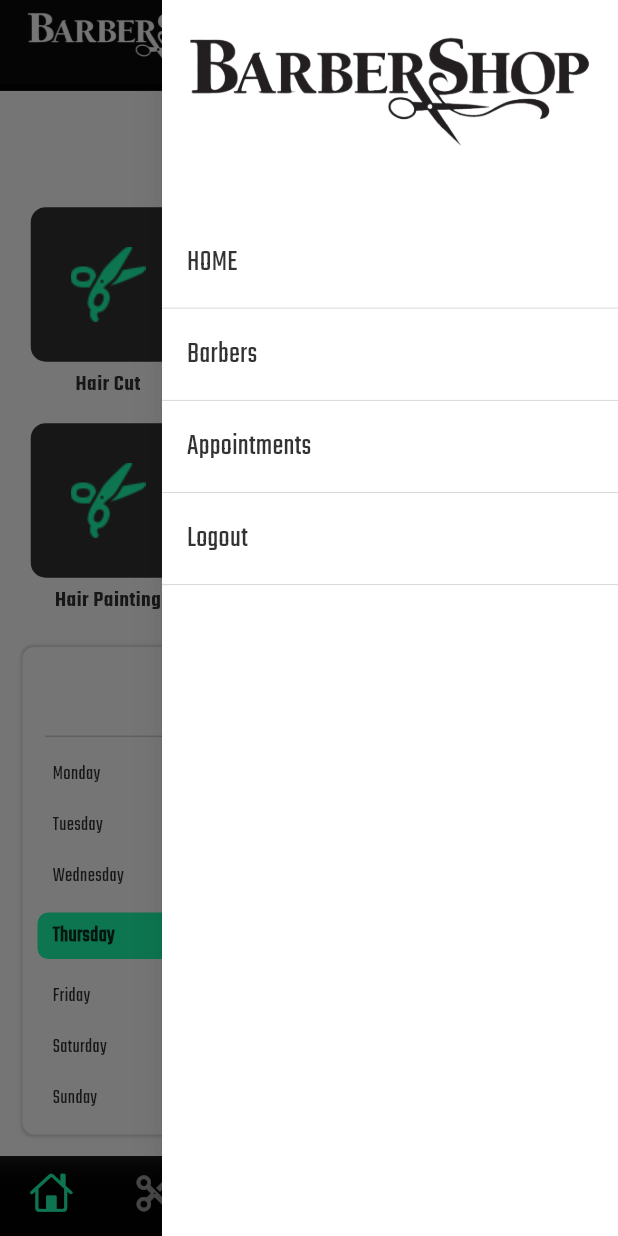
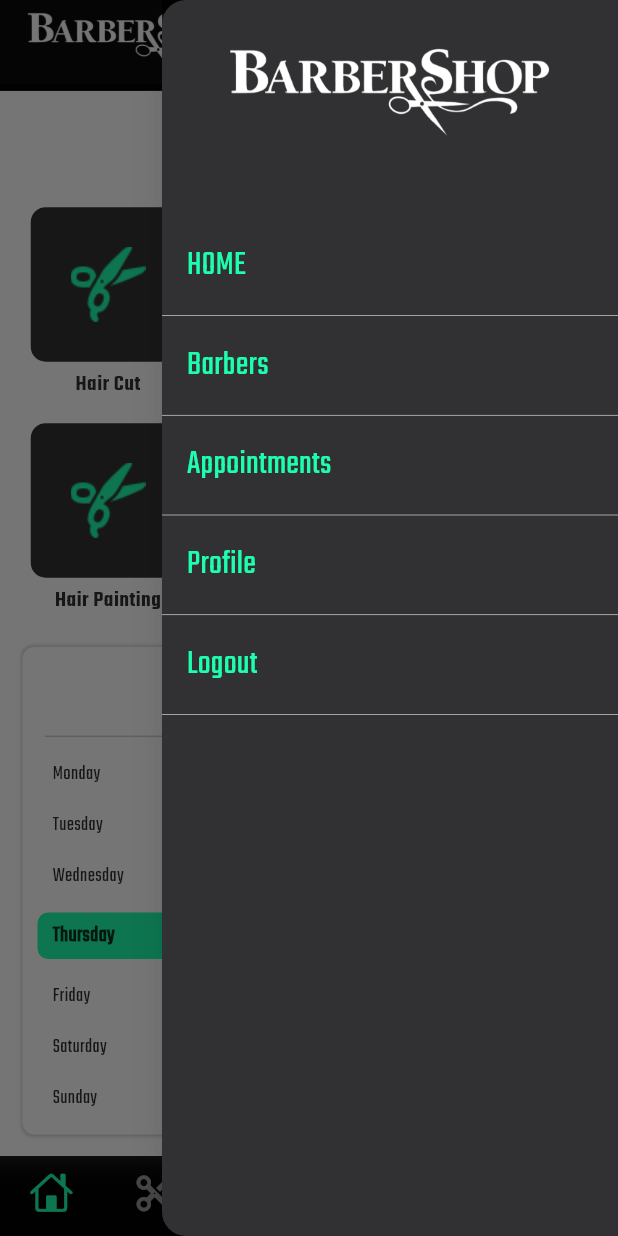
Before and after one commit to IbrahimZarkoon/BarberShop, a Flutter app: the DashboardPage screen opened directly, scrolled down 160 dp, after a tap on the "menu" icon, on a phone screen of 412 x 824 dp. Run offline on Flutter 3.47's test engine with Material 3 defaults, Android fonts, the phone set to English and light mode, and no system bars; our stand-ins replace easy_date_timeline, stylish_bottom_bar; missing offline and left inert: another_stepper, flutter_circular_text; network calls fail.

Commit message:
14-Dec-23 MacOS

```diff
--- a/lib/CustomWidgets/CustomerDrawer.dart
+++ b/lib/CustomWidgets/CustomerDrawer.dart
@@ -21,7 +21,7 @@ class _CustomDrawerState extends State<CustomDrawer> {
     return Container(
       padding: EdgeInsets.only(top: MediaQuery.sizeOf(context).height*0.025,bottom: MediaQuery.sizeOf(context).height*0.025),
       height: MediaQuery.sizeOf(context).height,
-      color: white,
+      color: black,
       child: Column(
         mainAxisAlignment: MainAxisAlignment.start,
         crossAxisAlignment: CrossAxisAlignment.center,
@@ -30,7 +30,12 @@ class _CustomDrawerState extends State<CustomDrawer> {
 
           Container(
               height: MediaQuery.sizeOf(context).height*0.1,
-              child: Image.asset("assets/images/logo.png",)
+              width: MediaQuery.sizeOf(context).width,
+
+              child: Padding(
+                padding: EdgeInsets.all(MediaQuery.sizeOf(context).height*0.01),
+                child: Image.asset("assets/images/logo.png",color: white,),
+              )
           ),
 
           SizedBox(height: MediaQuery.sizeOf(context).height*0.05,),
@@ -44,8 +49,12 @@ class _CustomDrawerState extends State<CustomDrawer> {
               child: drawerCon("Barbers")),
 
           InkWell(
-              onTap: () => Navigator.push(context, MaterialPageRoute(builder: (_) => DashboardPage(tabindex: 2))),
+              onTap: () => Navigator.push(context, MaterialPageRoute(builder: (_) => DashboardPage(tabindex: 4))),
               child: drawerCon("Appointments")),
+
+          InkWell(
+              onTap: () => Navigator.push(context, MaterialPageRoute(builder: (_) => DashboardPage(tabindex: 5))),
+              child: drawerCon("Profile")),
 
           InkWell(
               onTap: () => Navigator.push(context, CupertinoPageRoute(builder: (_) => LoginPage())),
@@ -60,7 +69,7 @@ class _CustomDrawerState extends State<CustomDrawer> {
   {
     return Container(
       decoration: BoxDecoration(
-          border: Border(bottom: BorderSide(color: black.withOpacity(0.2),width: 0.5))
+          border: Border(bottom: BorderSide(color: white.withOpacity(0.75),width: 0.5))
       ),
       padding: EdgeInsets.all(MediaQuery.sizeOf(context).height*0.02),
       child: Row(
@@ -68,7 +77,7 @@ class _CustomDrawerState extends State<CustomDrawer> {
         crossAxisAlignment: CrossAxisAlignment.center,
         children: [
 
-          Text(title,style: TextStyle(color: black,fontSize: MediaQuery.sizeOf(context).height*0.024),)
+          Text(title,style: TextStyle(color: primaryColor,fontSize: MediaQuery.sizeOf(context).height*0.028),)
         ],
       ),
     );
--- a/lib/Pages/HomePage.dart
+++ b/lib/Pages/HomePage.dart
@@ -123,7 +123,7 @@ class _HomePageState extends State<HomePage> {
                           height: 15,
                         ),
                         Text(
-                          "Lorem ipsum dolor sit amet consectetuer adipiscing elit",
+                          "Beyond the Cut: Elevate Your Style with the Ultimate Barber Shop Experience.",
                           maxLines: 2,
                           textAlign: TextAlign.center,
                           overflow: TextOverflow.ellipsis,
```
